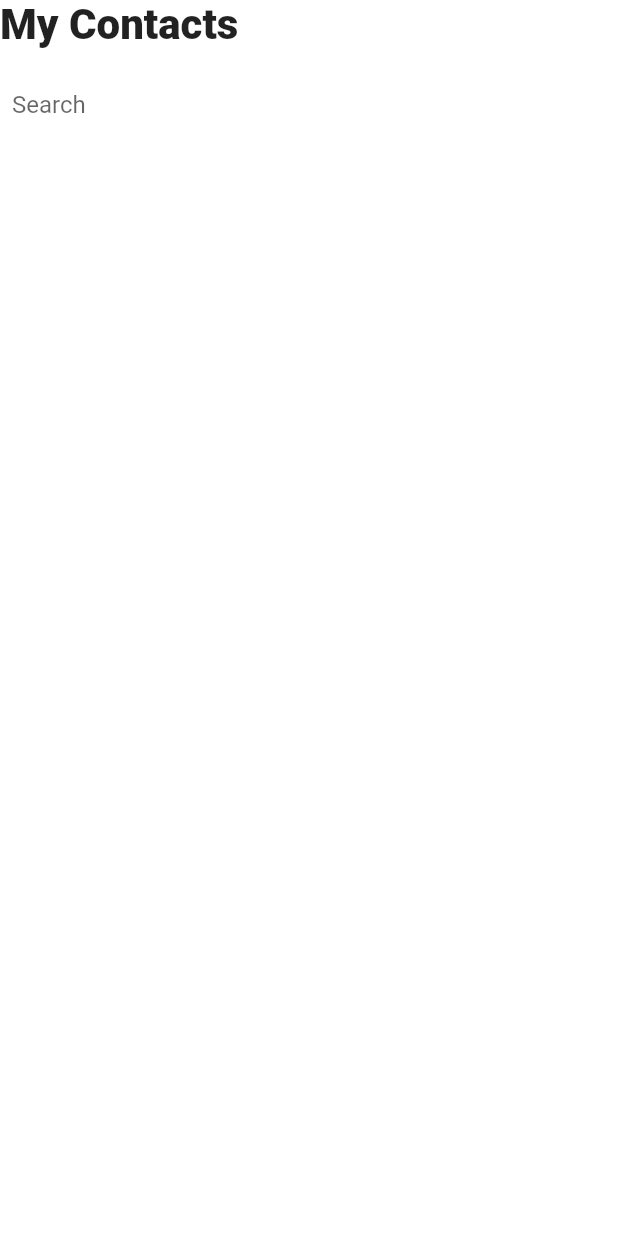
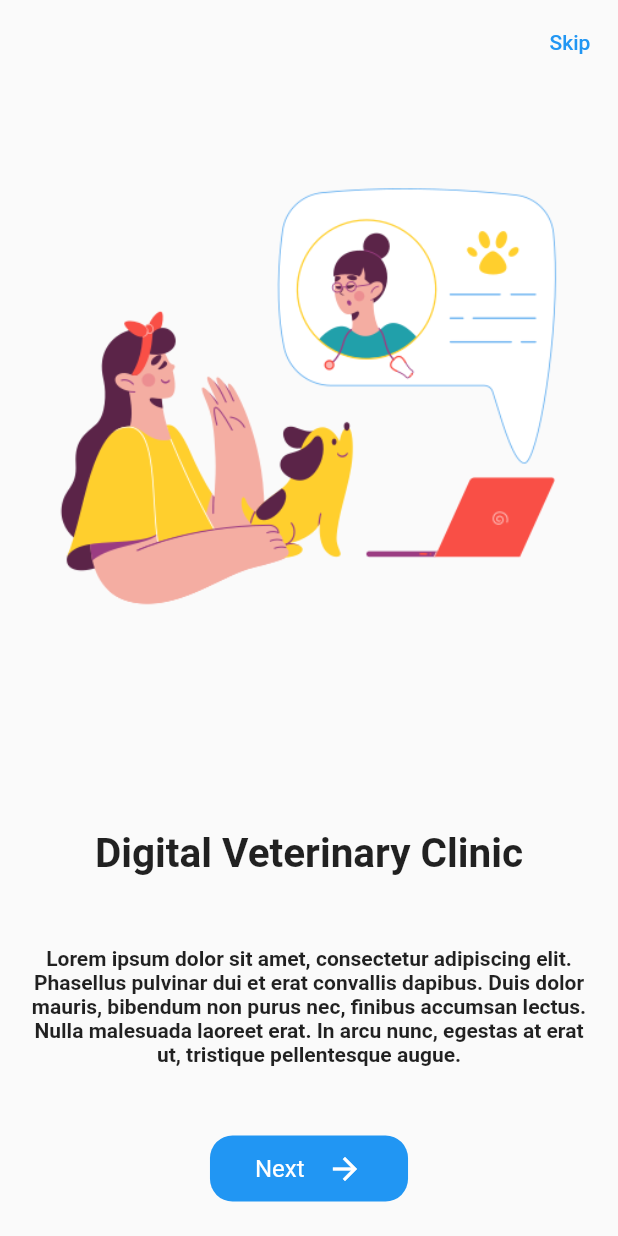
Before and after one commit to Kanishka-Git97/contact-buddy, a Flutter app: the screen it shows after launch, on a phone screen of 412 x 824 dp. Run offline on Flutter 3.47's test engine with Material 2 defaults, Android fonts, the phone set to English and light mode, and no system bars; our stand-ins replace animated_splash_screen, shared_preferences, sqflite; missing offline and left inert: dart:ffi; accounts and stored records are empty.

```diff
--- a/lib/main.dart
+++ b/lib/main.dart
@@ -1,8 +1,14 @@
+import 'package:animated_splash_screen/animated_splash_screen.dart';
 import 'package:contact_buddy_app/screens/home_screen.dart';
-import 'package:contact_buddy_app/screens/splash_screen.dart';
+import 'package:contact_buddy_app/screens/onboard_screen.dart';
+import 'package:shared_preferences/shared_preferences.dart';
 import 'package:flutter/material.dart';
 
-void main() {
+int? isViewed;
+void main() async {
+  WidgetsFlutterBinding.ensureInitialized();
+  SharedPreferences prefs = await SharedPreferences.getInstance();
+  isViewed = prefs.getInt('onboard');
   runApp(const MyApp());
 }
 
@@ -14,11 +20,19 @@ class MyApp extends StatelessWidget {
   Widget build(BuildContext context) {
     return MaterialApp(
       debugShowCheckedModeBanner: false,
-      title: 'Flutter Demo',
+      title: 'Contact Buddy',
       theme: ThemeData(
-        primarySwatch: Colors.blue,
+        brightness: Brightness.light,
       ),
-      home: const HomeScreen(),
+      darkTheme: ThemeData(
+        brightness: Brightness.dark,
+      ),
+      home: AnimatedSplashScreen.withScreenFunction(
+          splash: 'assets/images/logo.png',
+          splashTransition: SplashTransition.fadeTransition,
+          screenFunction: () async {
+            return isViewed != 0 ? OnBoardScreen() : HomeScreen();
+          }),
     );
   }
 }
--- /dev/null
+++ b/lib/models/contact.dart
@@ -0,0 +1,32 @@
+class Contact {
+  //Table Structure
+  static const tblContact = 'contacts';
+  static const colId = 'id';
+  static const colName = 'name';
+  static const colMobile = 'mobile';
+  static const colEmail = 'email';
+
+  Contact({this.id, this.name, this.mobile, this.email});
+
+  int? id;
+  String? name;
+  String? mobile;
+  String? email;
+
+  Contact.fromMap(Map<String, dynamic> map) {
+    id = map[colId];
+    name = map[colName];
+    mobile = map[colMobile];
+    email = map[colEmail];
+  }
+
+  Map<String, dynamic> toMap() {
+    var map = <String, dynamic>{
+      colName: name,
+      colMobile: mobile,
+      colEmail: email
+    };
+    if (id != null) map[colId] = id;
+    return map;
+  }
+}
--- /dev/null
+++ b/lib/models/introduction.dart
@@ -0,0 +1,44 @@
+import 'package:flutter/material.dart';
+
+class OnboardModel {
+  String img;
+  String text;
+  String desc;
+  Color bg;
+  Color button;
+
+  OnboardModel({
+    required this.img,
+    required this.text,
+    required this.desc,
+    required this.bg,
+    required this.button,
+  });
+}
+
+List<OnboardModel> screens = <OnboardModel>[
+  OnboardModel(
+    img: 'assets/images/sammy-23.png',
+    text: "Digital Veterinary Clinic",
+    desc:
+        "Lorem ipsum dolor sit amet, consectetur adipiscing elit. Phasellus pulvinar dui et erat convallis dapibus. Duis dolor mauris, bibendum non purus nec, finibus accumsan lectus. Nulla malesuada laoreet erat. In arcu nunc, egestas at erat ut, tristique pellentesque augue.",
+    bg: Colors.white,
+    button: Color(0xFF4756DF),
+  ),
+  OnboardModel(
+    img: 'assets/images/clip-1033.png',
+    text: "Digital Veterinary Clinic",
+    desc:
+        "Lorem ipsum dolor sit amet, consectetur adipiscing elit. Phasellus pulvinar dui et erat convallis dapibus. Duis dolor mauris, bibendum non purus nec, finibus accumsan lectus. Nulla malesuada laoreet erat. In arcu nunc, egestas at erat ut, tristique pellentesque augue.",
+    bg: Colors.white,
+    button: Color(0xFF4756DF),
+  ),
+  OnboardModel(
+    img: 'assets/images/Veterinary-pana.png',
+    text: "Digital Veterinary Clinic",
+    desc:
+        "Lorem ipsum dolor sit amet, consectetur adipiscing elit. Phasellus pulvinar dui et erat convallis dapibus. Duis dolor mauris, bibendum non purus nec, finibus accumsan lectus. Nulla malesuada laoreet erat. In arcu nunc, egestas at erat ut, tristique pellentesque augue.",
+    bg: Colors.white,
+    button: Color(0xFF4756DF),
+  ),
+];
--- /dev/null
+++ b/lib/screens/onboard_screen.dart
@@ -0,0 +1,138 @@
+import 'package:flutter/material.dart';
+import 'package:shared_preferences/shared_preferences.dart';
+import 'home_screen.dart';
+import 'package:contact_buddy_app/models/introduction.dart';
+
+class OnBoardScreen extends StatefulWidget {
+  const OnBoardScreen({Key? key}) : super(key: key);
+
+  @override
+  State<OnBoardScreen> createState() => _OnBoardScreenState();
+}
+
+class _OnBoardScreenState extends State<OnBoardScreen> {
+  int currentIndex = 0;
+  late PageController _pageController;
+
+  //Initial State Overrides Constructor
+  @override
+  void initState() {
+    _pageController = PageController(initialPage: 0);
+    super.initState();
+  }
+
+  //Dispose State Overrides
+  @override
+  void dispose() {
+    _pageController.dispose();
+    super.dispose();
+  }
+
+  //Update isViewed States Page Count
+  _storeOnBoardInfo() async {
+    int isViewed = 0;
+    SharedPreferences prefs = await SharedPreferences.getInstance();
+    await prefs.setInt('onboard', isViewed);
+  }
+
+  @override
+  Widget build(BuildContext context) {
+    return Scaffold(
+      appBar: AppBar(
+        backgroundColor: Colors.transparent,
+        elevation: 0,
+        actions: [
+          TextButton(
+            onPressed: () async {
+              Navigator.pushReplacement(context,
+                  MaterialPageRoute(builder: (context) => HomeScreen()));
+            },
+            child: const Text("Skip"),
+          )
+        ],
+      ),
+      body: Padding(
+          padding: const EdgeInsets.symmetric(horizontal: 20.0),
+          child: PageView.builder(
+              itemCount: screens.length,
+              controller: _pageController,
+              itemBuilder: (context, index) {
+                return Column(
+                  mainAxisAlignment: MainAxisAlignment.spaceAround,
+                  crossAxisAlignment: CrossAxisAlignment.center,
+                  children: [
+                    Image.asset(screens[index].img),
+                    Container(
+                      height: 10.0,
+                      child: ListView.builder(
+                          itemCount: screens.length,
+                          shrinkWrap: true,
+                          scrollDirection: Axis.horizontal,
+                          itemBuilder: (_, index) {
+                            return Row(
+                              mainAxisAlignment: MainAxisAlignment.center,
+                              children: [
+                                Container(
+                                  margin: const EdgeInsets.symmetric(
+                                      horizontal: 3.0),
+                                  width: currentIndex == index ? 25.0 : 8.0,
+                                  height: 8.0,
+                                  decoration: BoxDecoration(
+                                      borderRadius:
+                                          BorderRadius.circular(10.0)),
+                                )
+                              ],
+                            );
+                          }),
+                    ),
+                    Text(screens[index].text,
+                        textAlign: TextAlign.center,
+                        style: const TextStyle(
+                            fontSize: 27.0, fontWeight: FontWeight.bold)),
+                    Text(screens[index].desc,
+                        textAlign: TextAlign.center,
+                        style: const TextStyle(
+                            fontSize: 14.0, fontWeight: FontWeight.bold)),
+                    InkWell(
+                      onTap: () async {
+                        if (index == screens.length - 1) {
+                          await _storeOnBoardInfo();
+                          Navigator.pushReplacement(
+                              context,
+                              MaterialPageRoute(
+                                  builder: (context) => HomeScreen()));
+                        }
+                        _pageController.nextPage(
+                          duration: const Duration(milliseconds: 300),
+                          curve: Curves.bounceIn,
+                        );
+                      },
+                      child: Container(
+                        padding: const EdgeInsets.symmetric(
+                            horizontal: 30.0, vertical: 10.0),
+                        decoration: BoxDecoration(
+                            color: Colors.blue,
+                            borderRadius: BorderRadius.circular(15.0)),
+                        child: Row(
+                          mainAxisSize: MainAxisSize.min,
+                          children: const [
+                            Text("Next",
+                                style: TextStyle(
+                                    fontSize: 16.0, color: Colors.white)),
+                            SizedBox(
+                              width: 15.0,
+                            ),
+                            Icon(
+                              Icons.arrow_forward_sharp,
+                              color: Colors.white,
+                            )
+                          ],
+                        ),
+                      ),
+                    )
+                  ],
+                );
+              })),
+    );
+  }
+}
```
Also changed, not shown: lib/components/alert.dart (added, +30 -0 lines), lib/components/contact_card.dart (+96 -2 lines), lib/components/custom_button.dart (added, +42 -0 lines), lib/components/custom_input.dart (added, +60 -0 lines), lib/screens/add_contact.dart (added, +156 -0 lines), lib/screens/home_screen.dart (+43 -13 lines), lib/screens/splash_screen.dart (deleted, +0 -30 lines), lib/utils/database_helper.dart (added, +12 -0 lines), pubspec.yaml (+9 -0 lines), assets/images/Veterinary-pana.png (added), assets/images/bg.jpg (added), assets/images/bg.webp (added), assets/images/clip-1033.png (added), assets/images/sammy-23.png (added), 2 more files.
